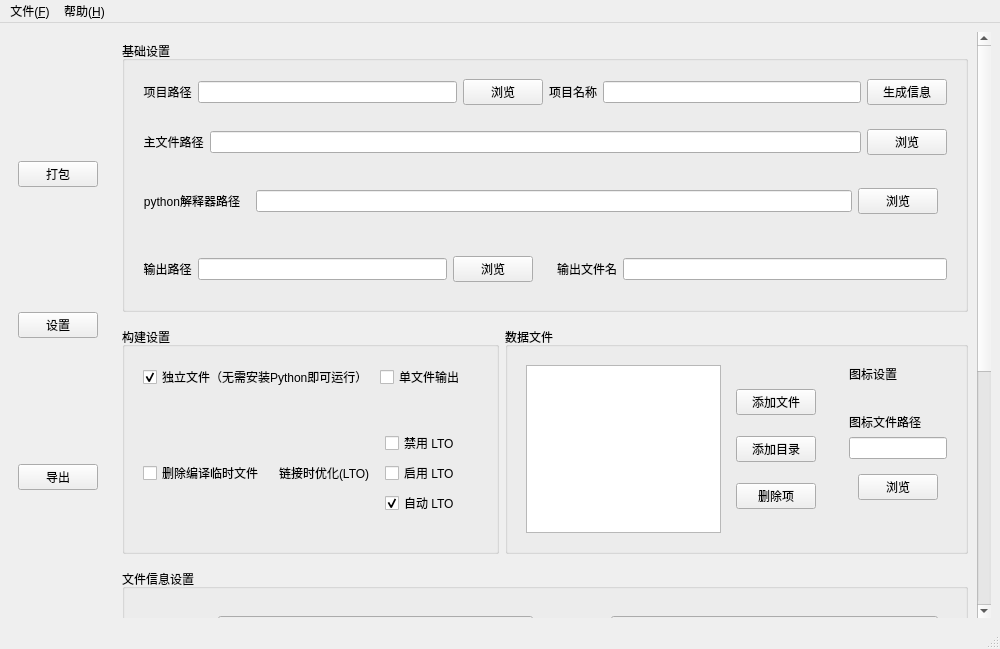
Qt form forms/mainwindow.ui (Redrch/NuitkaStudio) before a commit.
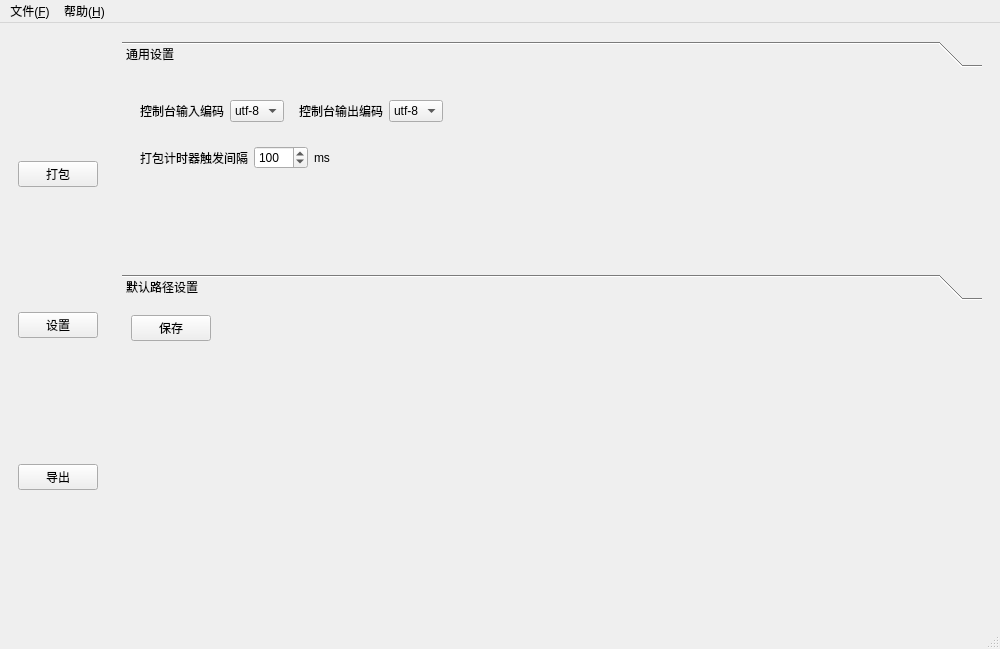
The same form after that commit. The open tabs and pages were chosen to show the change. Icons and pictures are not drawn.

Commit message: 重构设置UI界面

What changed in the file:
```diff
--- a/forms/mainwindow.ui
+++ b/forms/mainwindow.ui
@@ -103,51 +103,33 @@
      </widget>
     </item>
     <item>
-     <widget class="QScrollArea" name="functionArea">
+     <widget class="QStackedWidget" name="stackedWidget">
+      <property name="currentIndex">
+       <number>0</number>
+      </property>
+      <widget class="QWidget" name="packPage">
+       <layout class="QVBoxLayout" name="verticalLayout_2">
+        <item>
+         <widget class="QScrollArea" name="packPagescrollArea">
       <property name="frameShape">
        <enum>QFrame::NoFrame</enum>
       </property>
       <property name="frameShadow">
        <enum>QFrame::Sunken</enum>
       </property>
-      <property name="lineWidth">
-       <number>1</number>
-      </property>
       <property name="widgetResizable">
        <bool>true</bool>
       </property>
-      <widget class="QWidget" name="functionAreaContent">
+          <widget class="QWidget" name="packPageContent">
        <property name="geometry">
         <rect>
          <x>0</x>
-         <y>-252</y>
-         <width>870</width>
+             <y>0</y>
+             <width>852</width>
          <height>902</height>
         </rect>
        </property>
-       <layout class="QHBoxLayout" name="horizontalLayout_29">
-        <property name="spacing">
-         <number>0</number>
-        </property>
-        <property name="leftMargin">
-         <number>0</number>
-        </property>
-        <property name="topMargin">
-         <number>0</number>
-        </property>
-        <property name="rightMargin">
-         <number>0</number>
-        </property>
-        <property name="bottomMargin">
-         <number>0</number>
-        </property>
-        <item>
-         <widget class="QStackedWidget" name="stackedWidget">
-          <property name="currentIndex">
-           <number>0</number>
-          </property>
-          <widget class="QWidget" name="pack_page">
-           <layout class="QVBoxLayout" name="verticalLayout_2">
+           <layout class="QVBoxLayout" name="verticalLayout_12">
             <item>
              <widget class="QGroupBox" name="BasicGroup">
               <property name="title">
@@ -312,9 +294,6 @@
                  </layout>
                 </widget>
                </item>
-              </layout>
-             </widget>
-            </item>
             <item>
              <widget class="QWidget" name="buildAndDataGroups" native="true">
               <layout class="QHBoxLayout" name="horizontalLayout_5">
@@ -553,6 +532,9 @@
               </layout>
              </widget>
             </item>
+              </layout>
+             </widget>
+            </item>
             <item>
              <widget class="QGroupBox" name="infoDataGroup">
               <property name="title">
@@ -782,14 +764,30 @@
             </item>
            </layout>
           </widget>
-          <widget class="QWidget" name="settings_page">
+         </widget>
+        </item>
+       </layout>
+      </widget>
+      <widget class="QWidget" name="settingsPage">
            <layout class="QVBoxLayout" name="verticalLayout_9">
             <item>
-             <widget class="QGroupBox" name="generalSettings">
-              <property name="title">
+         <widget class="QToolBox" name="settingsBox">
+          <property name="currentIndex">
+           <number>0</number>
+          </property>
+          <widget class="QWidget" name="generalSettingsPage">
+           <property name="geometry">
+            <rect>
+             <x>0</x>
+             <y>0</y>
+             <width>865</width>
+             <height>279</height>
+            </rect>
+           </property>
+           <attribute name="label">
                <string>通用设置</string>
-              </property>
-              <layout class="QVBoxLayout" name="verticalLayout_12">
+           </attribute>
+           <layout class="QVBoxLayout" name="verticalLayout_11">
                <item>
                 <widget class="QWidget" name="consoleInputEncodingWidget" native="true">
                  <layout class="QHBoxLayout" name="horizontalLayout_21">
@@ -934,14 +932,33 @@
                  </layout>
                 </widget>
                </item>
-              </layout>
-             </widget>
-            </item>
-            <item>
-             <widget class="QGroupBox" name="defaultPath">
-              <property name="title">
+            <item>
+             <spacer name="verticalSpacer_8">
+              <property name="orientation">
+               <enum>Qt::Vertical</enum>
+              </property>
+              <property name="sizeHint" stdset="0">
+               <size>
+                <width>20</width>
+                <height>40</height>
+               </size>
+              </property>
+             </spacer>
+            </item>
+           </layout>
+          </widget>
+          <widget class="QWidget" name="defaultPathSettingsPage">
+           <property name="geometry">
+            <rect>
+             <x>0</x>
+             <y>0</y>
+             <width>865</width>
+             <height>247</height>
+            </rect>
+           </property>
+           <attribute name="label">
                <string>默认路径设置</string>
-              </property>
+           </attribute>
               <layout class="QVBoxLayout" name="verticalLayout_13">
                <item>
                 <widget class="QWidget" name="defaultPyPathWidget" native="true">
@@ -1060,10 +1077,6 @@
                </item>
               </layout>
              </widget>
-            </item>
-            <item>
-             <widget class="QWidget" name="widget" native="true">
-              <layout class="QVBoxLayout" name="verticalLayout_11"/>
              </widget>
             </item>
             <item>
@@ -1092,9 +1105,22 @@
               </layout>
              </widget>
             </item>
-           </layout>
-          </widget>
-          <widget class="QWidget" name="export_page">
+        <item>
+         <spacer name="verticalSpacer_7">
+          <property name="orientation">
+           <enum>Qt::Vertical</enum>
+          </property>
+          <property name="sizeHint" stdset="0">
+           <size>
+            <width>20</width>
+            <height>40</height>
+           </size>
+          </property>
+         </spacer>
+        </item>
+       </layout>
+      </widget>
+      <widget class="QWidget" name="exportPage">
            <layout class="QVBoxLayout" name="verticalLayout_14">
             <item>
              <widget class="QLabel" name="label_12">
@@ -1338,10 +1364,6 @@
                 </spacer>
                </item>
               </layout>
-             </widget>
-            </item>
-           </layout>
-          </widget>
          </widget>
         </item>
        </layout>
```
Lines whose indentation alone changed are shown as unchanged. The commit also changes 1 other file.
